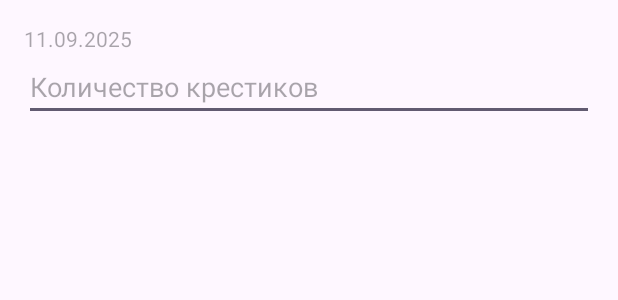
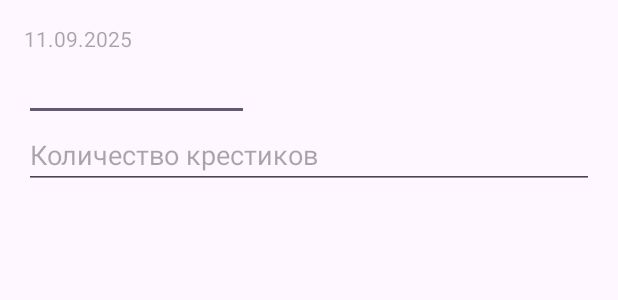
Before and after one commit to eseniav/androidCrossStitchCounter, an Android app: the layout dialog_edit_diary.xml on its own in the app's theme, with its tools: preview values and no code run, on a phone screen of 412 x 824 dp. Shown: the top 300 px of the screen. Run offline under Robolectric (Android 15) with nearby library versions, the phone set to English and light mode, and no system bars.

Commit message:
add date field to dialog edit

```diff
--- a/app/src/main/res/layout/dialog_edit_diary.xml
+++ b/app/src/main/res/layout/dialog_edit_diary.xml
@@ -11,6 +11,11 @@
         android:hint="11.09.2025"
         android:inputType="date"/>
     <EditText
+        android:id="@+id/editDate"
+        android:layout_width="150dp"
+        android:layout_height="wrap_content"
+        android:layout_weight="1"/>
+    <EditText
         android:id="@+id/editCross"
         android:layout_width="match_parent"
         android:layout_height="wrap_content"
```
